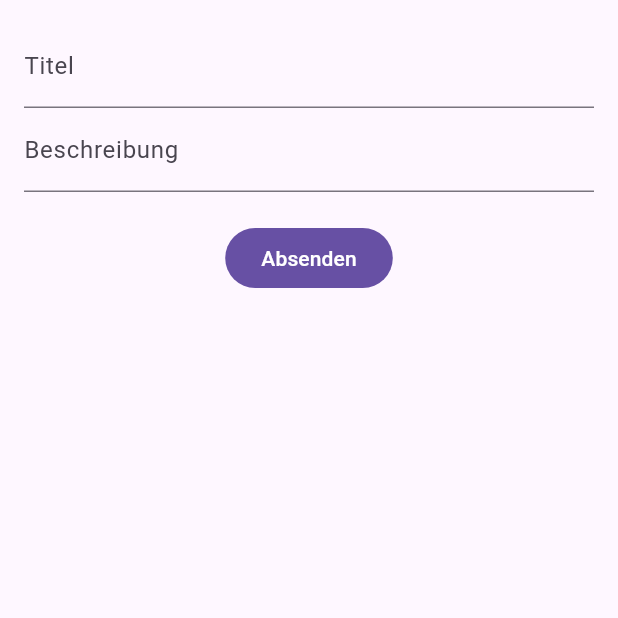
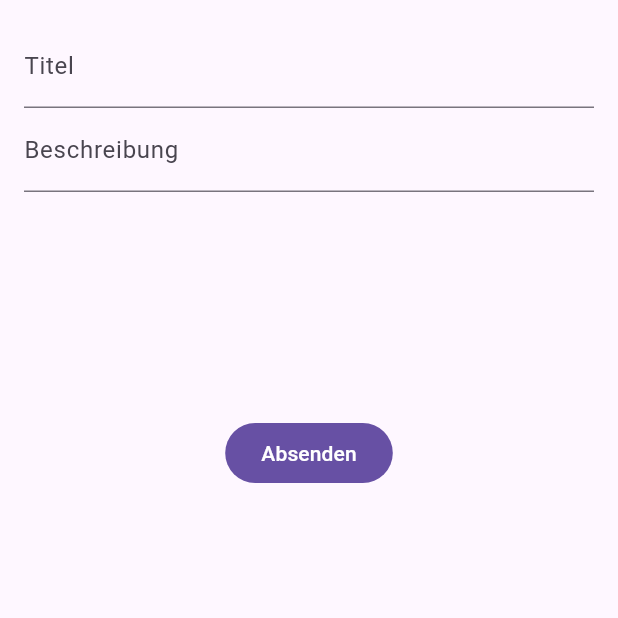
Before and after one commit to MelanieAppAkademie/provider_example, a Flutter app: the AddItemScreen screen opened directly, on a phone screen of 412 x 824 dp, the top half of it. Run offline on Flutter 3.47's test engine with Material 3 defaults, Android fonts, the phone set to English and light mode, and no system bars.

Commit message:
another commit

```diff
--- a/lib/src/features/dashboard/presentation/add_item.dart
+++ b/lib/src/features/dashboard/presentation/add_item.dart
@@ -37,10 +37,8 @@ class _AddItemScreenState extends State<AddItemScreen> {
                     : null,
               ),
 
-              SizedBox(height: 20),
+              SizedBox(height: 150),
 
-              // TODO: Another commit
-              // TODO: Code aufräumen
               FilledButton(
                 onPressed: () {
                   if (_formKey.currentState?.validate() ?? false) {
```
